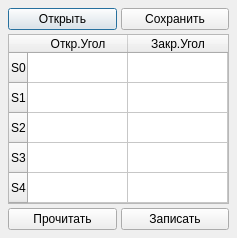
Above: assets/servocalibration.ui from Danya0x07/POFS_App before the change. Below: the same form after it.
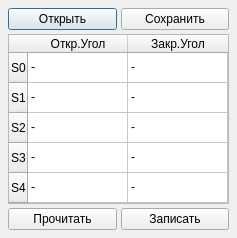
That is the form after the change.

What changed in the file:
```diff
--- a/assets/servocalibration.ui
+++ b/assets/servocalibration.ui
@@ -108,6 +108,56 @@
        <string>Закр.Угол</string>
       </property>
      </column>
+     <item row="0" column="0">
+      <property name="text">
+       <string>-</string>
+      </property>
+     </item>
+     <item row="0" column="1">
+      <property name="text">
+       <string>-</string>
+      </property>
+     </item>
+     <item row="1" column="0">
+      <property name="text">
+       <string>-</string>
+      </property>
+     </item>
+     <item row="1" column="1">
+      <property name="text">
+       <string>-</string>
+      </property>
+     </item>
+     <item row="2" column="0">
+      <property name="text">
+       <string>-</string>
+      </property>
+     </item>
+     <item row="2" column="1">
+      <property name="text">
+       <string>-</string>
+      </property>
+     </item>
+     <item row="3" column="0">
+      <property name="text">
+       <string>-</string>
+      </property>
+     </item>
+     <item row="3" column="1">
+      <property name="text">
+       <string>-</string>
+      </property>
+     </item>
+     <item row="4" column="0">
+      <property name="text">
+       <string>-</string>
+      </property>
+     </item>
+     <item row="4" column="1">
+      <property name="text">
+       <string>-</string>
+      </property>
+     </item>
     </widget>
    </item>
    <item>
```
